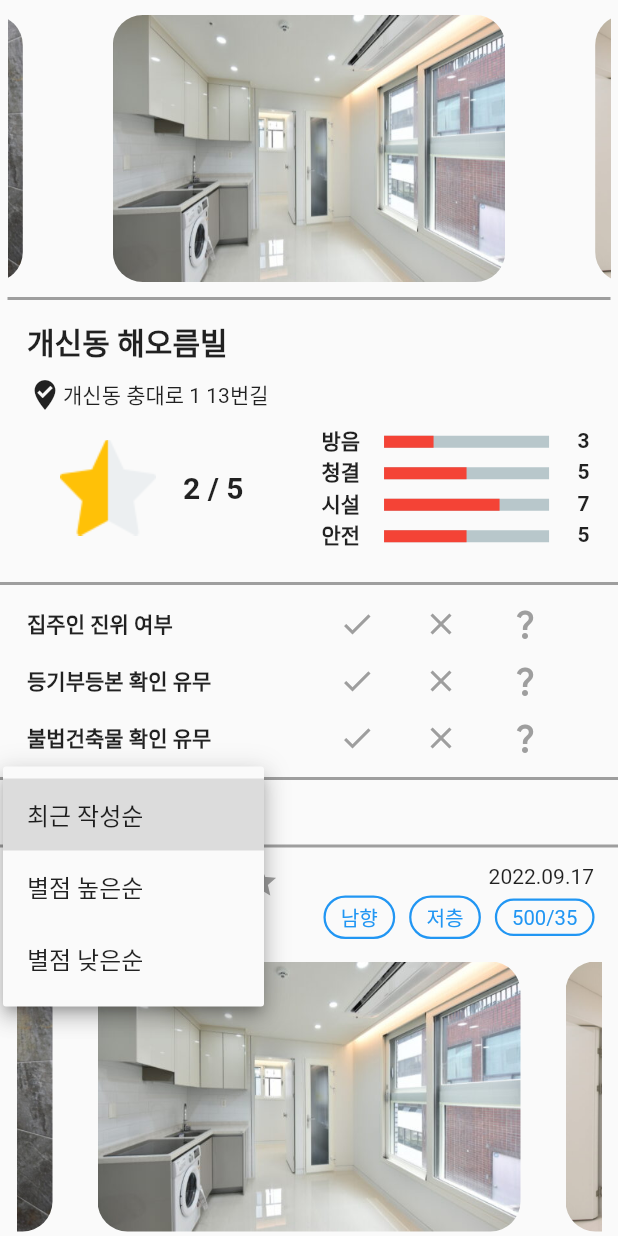
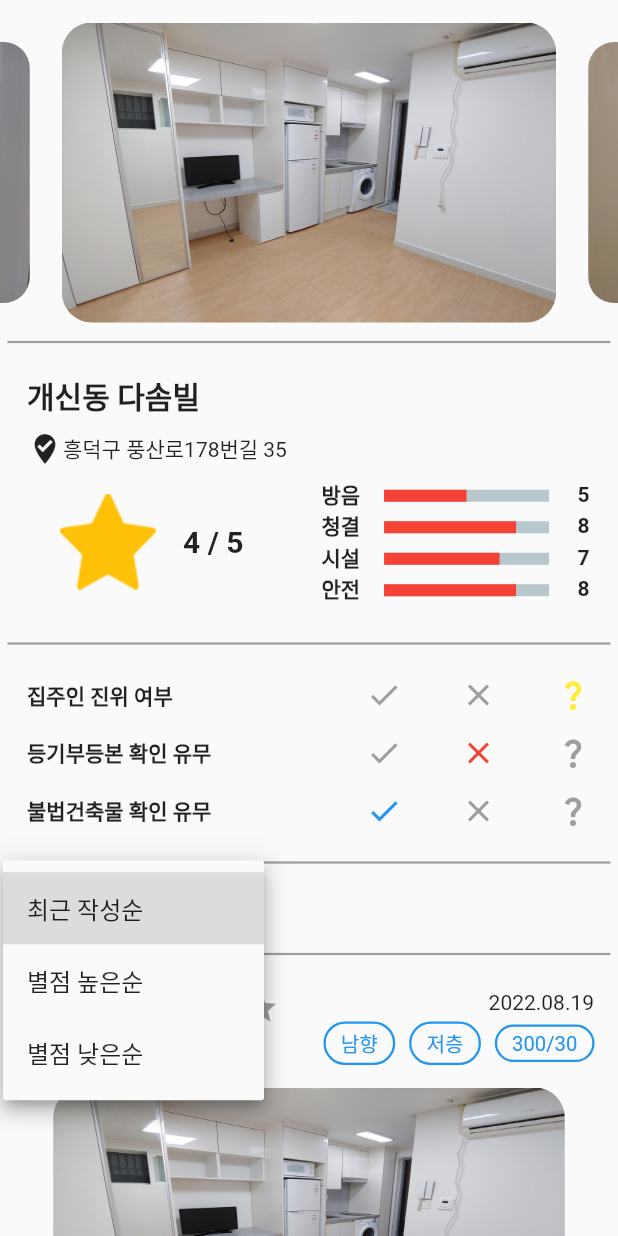
Before and after one commit to lookinmin/viewing, a Flutter app: the Room screen opened directly, after a tap on "최근 작성순", on a phone screen of 412 x 824 dp. Run offline on Flutter 3.47's test engine with Material 2 defaults, Android fonts, the phone set to English and light mode, and no system bars; drawn by our look-alikes of carousel_slider, percent_indicator; our stand-ins replace flutter_rating_bar, geolocator, webview_flutter; missing offline and left inert: dart:html, kakaomap_webview, kpostal.

Commit message:
프로토타입에 맞춰 수정  -> map page 내용 수정  -> room page 디자인 및 내용 수정

```diff
--- a/viewing/lib/map.dart
+++ b/viewing/lib/map.dart
@@ -137,7 +137,7 @@ class _MapState extends State<Map> {
                   });
                   overlays.push(customOverlay);
                   customOverlay.setMap(map);
-                }
+                };
                 function addViewOverlay(num,position,id){
                   var content =
                   '<div id="'+id+'" class="review" onclick="temp2(this)">'+num+'</div>';
@@ -234,9 +234,9 @@ class _MapState extends State<Map> {
                     _mapController?.runJavascript('''
                       overlays.map(tmp=> tmp.setMap(null));
                       overlays=[];
-                      addViewOverlay(4,new kakao.maps.LatLng(36.620361,127.432697),0);
-                      addViewOverlay(8,new kakao.maps.LatLng(36.620306,127.430730),1);
-                      addViewOverlay(1,new kakao.maps.LatLng(36.621572,127.434432),2);
+                      addViewOverlay(3,new kakao.maps.LatLng(36.626660, 127.449461),0);
+                      addViewOverlay(1,new kakao.maps.LatLng(36.626610, 127.339042),1);
+                      addViewOverlay(2,new kakao.maps.LatLng(36.626570, 127.450607),2);
                         ''');
                   } else if (customZoom == 3) {
                     _mapController?.runJavascript('''
--- a/viewing/lib/roomInfo/room.dart
+++ b/viewing/lib/roomInfo/room.dart
@@ -9,11 +9,9 @@ void main() {
 class Room extends StatelessWidget {
   Room({Key? key}) : super(key: key);
   List<String> roomImg = [
-    "assets/images/room1.jpg",
-    "assets/images/room2.jpg",
-    "assets/images/room3.jpg",
-    "assets/images/room4.jpg",
-    "assets/images/room5.jpg",
+    "assets/images/room1_1.jpg",
+    "assets/images/room1_2.jpg",
+    "assets/images/room1_3.jpg",
   ];
   @override
   Widget build(BuildContext context) {
@@ -26,22 +24,15 @@ class Room extends StatelessWidget {
           child: Column(
             children: [
               Container(
-                  height: 200,
+                  height: 220,
                   child: Container(
-                    margin: EdgeInsets.fromLTRB(5, 5, 5, 0),
-                    padding: EdgeInsets.fromLTRB(0, 5, 0, 10),
-                    decoration: BoxDecoration(
-                        border: Border(
-                            bottom: BorderSide(
-                      color: Colors.grey,
-                      width: 2.0,
-                    ))),
+                    margin: EdgeInsets.fromLTRB(0, 5, 0, 0),
+                    padding: EdgeInsets.fromLTRB(0, 5, 0, 0),
                     child: CarouselSlider(
                       items: roomImg.map((e) {
                         return Builder(builder: (BuildContext context) {
                           return Container(
                             // width: MediaQuery.of(context).size.width + 100,
-                            margin: EdgeInsets.symmetric(horizontal: 30.0),
                             width: double.infinity,
                             child: ClipRRect(
                               borderRadius: BorderRadius.circular(20),
@@ -56,32 +47,24 @@ class Room extends StatelessWidget {
                       options: CarouselOptions(
                           autoPlay: false,
                           scrollDirection: Axis.horizontal,
+                          viewportFraction:0.8,
+                          enlargeCenterPage: true,
                           height: 200),
                     ),
                   )),
+                  Divider(color: Colors.grey,thickness: 1.5,indent: 5,endIndent: 5,),
+
               Container(
-                height: 190,
-                decoration: BoxDecoration(
-                    border: Border(
-                        bottom: BorderSide(
-                  color: Colors.grey,
-                  width: 2.0,
-                ))),
+                height: 185,
                 child: RoomGrade(
-                    address: "개신동 충대로 1 13번길",
-                    roomName: "개신동 해오름빌",
-                    grade: "2"),
-              ),
+                    address: "흥덕구 풍산로178번길 35",
+                    roomName: "개신동 다솜빌",
+                    grade: "4"),
+              ),Divider(color: Colors.grey,thickness: 1.5,indent: 5,endIndent: 5,),
               Container(
                 height: 130,
-                decoration: BoxDecoration(
-                    border: Border(
-                        bottom: BorderSide(
-                  color: Colors.grey,
-                  width: 2.0,
-                ))),
                 child: CheckList(),
-              ),
+              ),Divider(color: Colors.grey,thickness: 1.5,indent: 5,endIndent: 5,),
               RoomReviews(),
             ],
           ),
@@ -128,14 +111,8 @@ class _RoomReview extends State<RoomReviews> {
         children: [
           Container(
             width: double.infinity,
-            decoration: BoxDecoration(
-                border: Border(
-                    bottom: BorderSide(
-              color: Colors.grey,
-              width: 2.0,
-            ))),
             height: 45,
-            padding: EdgeInsets.fromLTRB(18, 3, 260, 0),
+            padding: EdgeInsets.fromLTRB(18, 0, 260, 0),
             child: DropdownButton(
               value: _selectedValue,
               items: _valueList.map(
@@ -149,13 +126,40 @@ class _RoomReview extends State<RoomReviews> {
                 });
               },
             ),
-          ),
-          for (int i = 0; i < 3; i++)
-            Review(
+          ),Divider(color: Colors.grey,thickness: 1.5,indent: 5,endIndent: 5,),
+          Review(
+              4,
+              "2022.08.19",
+              "익명",
+              ["assets/images/room1_1.jpg"],
+              "남향",
+              "저층",
+              "300/30",
+              "신축이라 가구상태나 도배가 깨끗하고 좋아요, 여름에 습하지 않아서 좋아요",
+              "저층이라 그런지 여름이나 겨울에 너무 덥거나 너무 추워요 방음이 조금 안되는게 흠이네요~"
+            ),
+          Review(
+              5,
+              "2022.07.27",
+              "익명",
+              ["assets/images/room1_2.jpg",
+              "assets/images/room1_3.jpg"],
+              "남향",
+              "중층",
+              "400/25",
+              "방을 구할때 화장실이 쾌적한지를 제일 중요시하는데 화장실이 깔끔하게 잘되어 있고 습하지도 않아서 좋아요",
+              "아주 만족하고 살고 있지만 단점이라고 굳이 말하자면 방안이 조용할때 옆방 소리가 조금 들린다는거 뿐이에요~"
+            ),
+          Review(
               3,
-              "2022.09.17",
+              "2022.06.17",
               "익명",
-              "assets/images/room1.jpg",
+              [],
+              "북향",
+              "저층",
+              "300/27",
+              "집주인분이 착하시고 주변에 편의점이나 버스정류장이 가까운게 좋아요",
+              "대로가 가까워서 창문을 열면 차소리가 많이 들려요 북향이라서 그런지 여름에는 조금 습하네요"
             )
         ],
       ),
@@ -181,10 +185,10 @@ class _CheckList extends State<CheckList> {
               ),
             ),
             Container(
-              width: 200,
+              width: 150,
               margin: EdgeInsets.fromLTRB(0, 0, 18, 0),
               child: Row(
-                mainAxisAlignment: MainAxisAlignment.spaceEvenly,
+                mainAxisAlignment: MainAxisAlignment.spaceBetween,
                 children: [
                   Icon(
                     Icons.check,
@@ -193,7 +197,7 @@ class _CheckList extends State<CheckList> {
                   Icon(Icons.close, color: Colors.grey),
                   Icon(
                     Icons.question_mark,
-                    color: Colors.grey,
+                    color: Colors.yellow,
                   )
                 ],
               ),
@@ -212,16 +216,16 @@ class _CheckList extends State<CheckList> {
               ),
             ),
             Container(
-              width: 200,
+              width: 150,
               margin: EdgeInsets.fromLTRB(0, 0, 18, 0),
               child: Row(
-                mainAxisAlignment: MainAxisAlignment.spaceEvenly,
+                mainAxisAlignment: MainAxisAlignment.spaceBetween,
                 children: [
                   Icon(
                     Icons.check,
                     color: Colors.grey,
                   ),
-                  Icon(Icons.close, color: Colors.grey),
+                  Icon(Icons.close, color: Colors.red),
                   Icon(
                     Icons.question_mark,
                     color: Colors.grey,
@@ -243,14 +247,14 @@ class _CheckList extends State<CheckList> {
               ),
             ),
             Container(
-              width: 200,
+              width: 150,
               margin: EdgeInsets.fromLTRB(0, 0, 18, 0),
               child: Row(
-                mainAxisAlignment: MainAxisAlignment.spaceEvenly,
+                mainAxisAlignment: MainAxisAlignment.spaceBetween,
                 children: [
                   Icon(
                     Icons.check,
-                    color: Colors.grey,
+                    color: Colors.blue,
                   ),
                   Icon(Icons.close, color: Colors.grey),
                   Icon(
@@ -320,7 +324,7 @@ class _RoomGrade extends State<RoomGrade> {
                         Text("방음",
                             style: TextStyle(
                                 fontWeight: FontWeight.bold, fontSize: 14)),
-                        barGraph(0.3)
+                        barGraph(0.5)
                       ],
                     ),
                     Row(
@@ -328,7 +332,7 @@ class _RoomGrade extends State<RoomGrade> {
                         Text("청결",
                             style: TextStyle(
                                 fontWeight: FontWeight.bold, fontSize: 14)),
-                        barGraph(0.5)
+                        barGraph(0.8)
                       ],
                     ),
                     Row(
@@ -344,7 +348,7 @@ class _RoomGrade extends State<RoomGrade> {
                         Text("안전",
                             style: TextStyle(
                                 fontWeight: FontWeight.bold, fontSize: 14)),
-                        barGraph(0.5)
+                        barGraph(0.8)
                       ],
                     ),
                   ],
@@ -411,22 +415,15 @@ Widget barGraph(var grade) {
   );
 }
 
-Widget Review(int num, var date, var name, var pic) {
-  List<String> roomImg = [
-    "assets/images/room1.jpg",
-    "assets/images/room2.jpg",
-    "assets/images/room3.jpg",
-    "assets/images/room4.jpg",
-    "assets/images/room5.jpg",
-  ];
+Widget Review(int num, var date, var name, List<String> pic,var direction,var floor,var fee,var adv,var disadv) {
   return Container(
     padding: EdgeInsets.fromLTRB(0, 6, 0, 6),
-    margin: EdgeInsets.fromLTRB(11, 0, 11, 0),
+    margin: EdgeInsets.fromLTRB(11, 5, 11, 0),
     decoration: BoxDecoration(
         border: Border(
             bottom: BorderSide(
       color: Colors.grey,
-      width: 1.5,
+      width: 1,
     ))),
     child: Column(
       mainAxisAlignment: MainAxisAlignment.start,
@@ -452,9 +449,9 @@ Widget Review(int num, var date, var name, var pic) {
                 child: Row(
                   mainAxisAlignment: MainAxisAlignment.spaceAround,
                   children: [
-                    chosenTxt("남향"),
-                    chosenTxt("저층"),
-                    chosenTxt("500/35"),
+                    chosenTxt(direction),
+                    chosenTxt(floor),
+                    chosenTxt(fee),
                   ],
                 ),
               ),
@@ -464,13 +461,14 @@ Widget Review(int num, var date, var name, var pic) {
         Column(
           mainAxisAlignment: MainAxisAlignment.spaceBetween,
           children: [
+            (pic.length>0)?
             CarouselSlider(
-              items: roomImg.map((e) {
+              items: pic.map((e) {
                 return Builder(builder: (BuildContext context) {
                   return Container(
                     // width: MediaQuery.of(context).size.width + 100,
                     margin:
-                        EdgeInsets.symmetric(horizontal: 15.0, vertical: 10),
+                        EdgeInsets.symmetric(horizontal: 5.0, vertical: 10),
                     width: double.infinity,
                     child: ClipRRect(
                       borderRadius: BorderRadius.circular(20),
@@ -485,9 +483,11 @@ Widget Review(int num, var date, var name, var pic) {
               options: CarouselOptions(
                   autoPlay: false,
                   scrollDirection: Axis.horizontal,
+                  enableInfiniteScroll: false,
+                  viewportFraction:0.9,
                   height: 200),
-            ),
-            txtForRoom()
+            ):SizedBox(),
+            txtForRoom(adv,disadv)
           ],
         )
       ],
@@ -641,38 +641,44 @@ Widget setEmoji(int num, var name) {
   }
 }
 
-Widget txtForRoom() {
+Widget txtForRoom(var adv,var disadv) {
   return Container(
-    margin: EdgeInsets.fromLTRB(15, 10, 15, 10),
+    margin: EdgeInsets.fromLTRB(15, 15, 15, 15),
     child: Column(
       crossAxisAlignment: CrossAxisAlignment.start,
       children: [
         Text(
           '장점',
           style: TextStyle(
-            fontSize: 20,
+            fontSize: 17,
             fontWeight: FontWeight.w700,
             color: Colors.red
           ),
         ),
         SizedBox(height: 15,),
         Text(
-          '신축이라 깨끗하고 좋은데 가구상태나 도배는 깨끗하고 좋아요!'
+          adv,
+          style: TextStyle(
+            height: 1.5
+          ),
         ),
         Divider(
           height: 20,
-          color: Colors.grey,
+          color: Color.fromARGB(0, 158, 158, 158),
         ),
         Text(
           '단점',
           style: TextStyle(
-            fontSize: 20,
+            fontSize: 17,
             fontWeight: FontWeight.w700,
             color: Colors.blue
           ),
         ),SizedBox(height: 15,),
         Text(
-          '쓰레기 관리가 너무 안돼요ㅜㅜ 여름이 되니까 악취가 심한편입니다. 냄새 예민하신분들은 고려하셔야 할 것 같아요! 집 사이즈는 작지만'
+          disadv,
+          style: TextStyle(
+            height: 1.5
+          ),
         ),
       ],
     ),
```
Also changed, not shown: viewing/assets/images/room1_1.jpg (added), viewing/assets/images/room1_2.jpg (added), viewing/assets/images/room1_3.jpg (added), 11 other files. Lines whose indentation alone changed are shown as unchanged.
